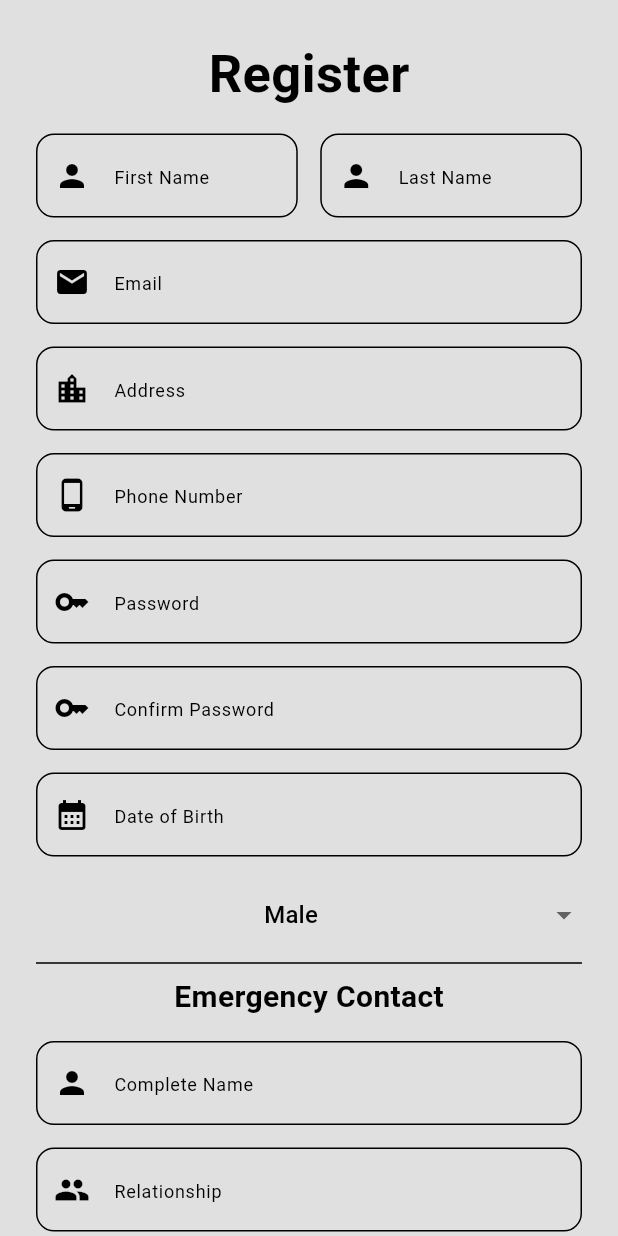
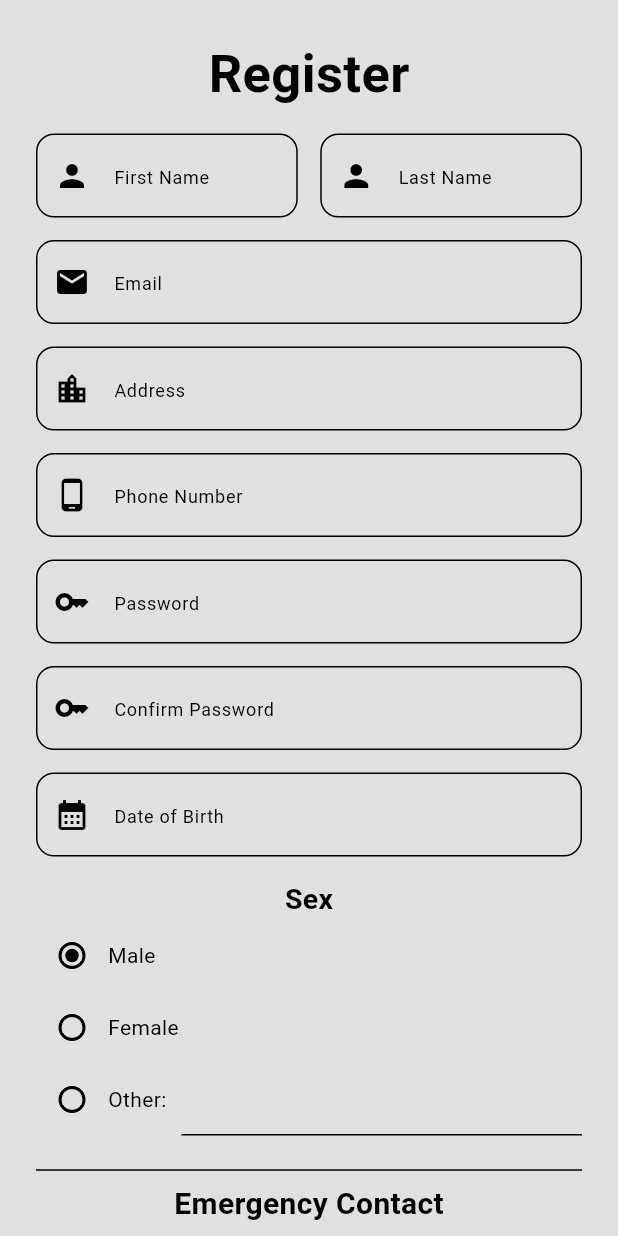
Before and after one commit to Chaaang/yvnet, a Flutter app: the RegisterPage screen opened directly with empty values, on a phone screen of 412 x 824 dp. Run offline on Flutter 3.47's test engine with Material 3 defaults, Android fonts, the phone set to English and light mode, and no system bars; our stand-ins replace animated_splash_screen, cloud_firestore, file_picker, firebase_auth, firebase_core, firebase_messaging and 6 more; missing offline and left inert: flutter_file_downloader, fluttercontactpicker; accounts and stored records are empty.

Commit message:
RegisterScreen
Updated Gender choices

```diff
--- a/lib/screens/register_page.dart
+++ b/lib/screens/register_page.dart
@@ -30,10 +30,11 @@ class _RegisterPageState extends State<RegisterPage> {
   final TextEditingController contactNameController             = TextEditingController();
   final TextEditingController contactRelationshipController     = TextEditingController();
   final TextEditingController contactNumberController           = TextEditingController();
+  final TextEditingController otherGenderController             = TextEditingController();
 
   final _formKey = GlobalKey<FormState>();
 
-  final listItem = ['Male','Female','Non-binary','Transgender','Cisgender','Prefer not to say'];
+  final listItem = ['Male','Female'];
   String valueChoose = 'Male';
   String contactNumber = '';
 
@@ -85,7 +86,7 @@ class _RegisterPageState extends State<RegisterPage> {
             .set({
               'firstName'  : firstNameController.text,
               'lastName'   : lastNameController.text,
-              'gender'     : genderController.text,
+              'gender'     : genderController.text == 'Other' ? genderController.text = otherGenderController.text : genderController.text,
               'dob'        : dobController.text,
               'email'      : emailController.text,
               'isAdmin'    : false,
@@ -315,31 +316,79 @@ class _RegisterPageState extends State<RegisterPage> {
                         ),
 
                         const SizedBox(height: 15),
-                  DropdownButtonHideUnderline(
-                    child: DropdownButton(
-                    hint:  Center(child: Text(genderController.text, textAlign: TextAlign.center,)),
-                    isExpanded: true,
-                    value: valueChoose,
-                    items:listItem.map((item) => DropdownMenuItem(
-                          value: item,
-                    child: Center(child: Text(item))
-                                  )).toList(),
-                    onChanged: (value) {
-                                  setState(() {
-                  valueChoose = value!;
-                  if(valueChoose == 'Male'){
-                    genderController.text = 'Male';
-                  }else{
-                    genderController.text = 'Female';
-                  }
-                  print(genderController.text);
+                // DropdownButtonHideUnderline(
+                //     child: DropdownButton(
+                //     hint:  Center(child: Text(genderController.text, textAlign: TextAlign.center,)),
+                //     isExpanded: true,
+                //     value: valueChoose,
+                //     items:listItem.map((item) => DropdownMenuItem(
+                //           value: item,
+                //     child: Center(child: Text(item))
+                //                   )).toList(),
+                //     onChanged: (value) {
+                //                   setState(() {
+                //   valueChoose = value!;
+                //   if(valueChoose == 'Male'){
+                //     genderController.text = 'Male';
+                //   }else{
+                //     genderController.text = 'Female';
+                //   }
+                //                   });
+                //     },
+                //                   ),
+                // ),
+              Text('Sex', style: TextStyle(fontSize: 19, fontWeight: FontWeight.bold),),
+              Row(
+                children: [
+                  Radio(value: 'Male',
+                        groupValue: valueChoose,
+                        onChanged: (value) {
+                          setState(() {
+                            valueChoose = value!;
+                            print(valueChoose);
+                          });
+                        },),
+                  Text('Male')
+                ],
+              ),
+              Row(
+                children: [
+                  Radio(value: 'Female',
+                        groupValue: valueChoose,
+                        onChanged: (value) {
+                          setState(() {
+                            valueChoose = value!;
+                            print(valueChoose);
+                          });
+                        },),
+                  Text('Female'),
+                ],
+              ),
+              Row(
+                children: [
+                  Radio(value: 'Other',
+                        groupValue: valueChoose,
+                        onChanged: (value) {
+                          setState(() {
+                            valueChoose = value!;
+                          });
+                        },),
+                  Text('Other:'),
+                  SizedBox(width: 10,),
+                  Expanded(child: TextFormField(
+                    controller: otherGenderController,
+                    validator: (value) {
+                     if(value!.isEmpty && valueChoose == 'Other'){
+                      return 'Required';
+                     }
+                      return null;
+                    },
+                  ))
 
-                                  });
-                    },
-                                  ),
-                                ),
+                ],
+              ),
 
-
+              SizedBox(height: 15,),
               Divider(),
 
               Text('Emergency Contact',
@@ -419,9 +468,15 @@ class _RegisterPageState extends State<RegisterPage> {
                     //Login Button
                     const SizedBox(height: 40),
                     MyButton(text: 'Register', onTap: () {
+                       print(genderController.text);
                       if(_formKey.currentState!.validate()){
+                      if(valueChoose == 'Other'){
+                        setState(() {
+                          genderController.text = otherGenderController.text;
+                        });
+                      }
                           registerUser();
-                            //print(genderController.text);
+
                       }
 
                     },),
```
